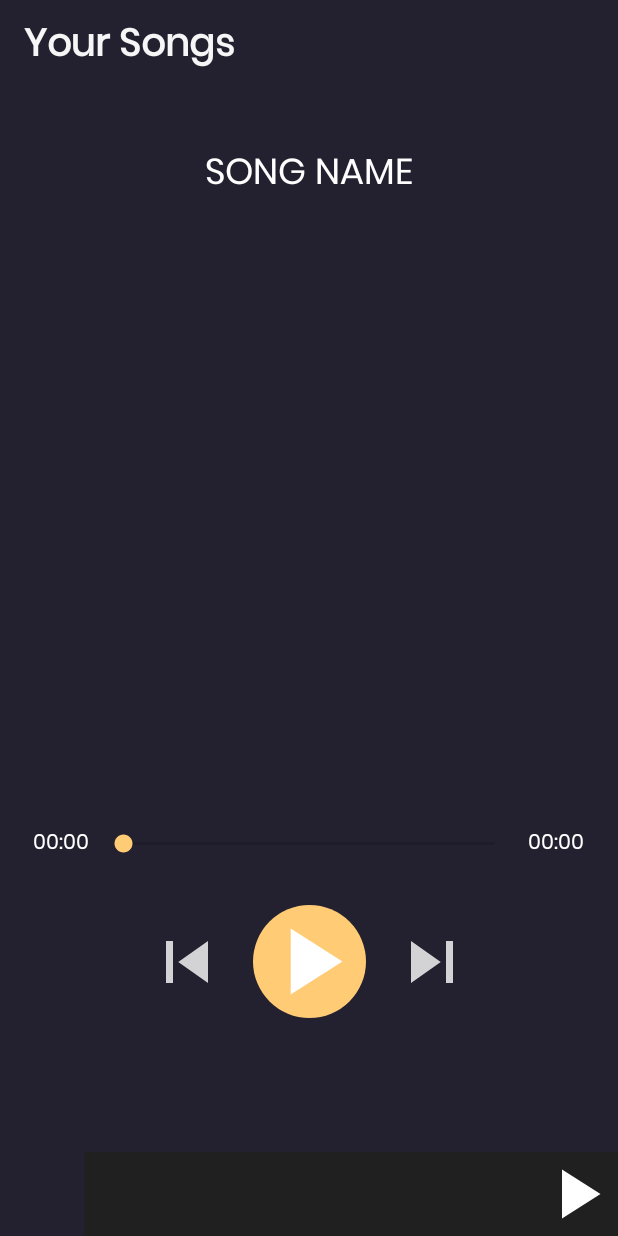
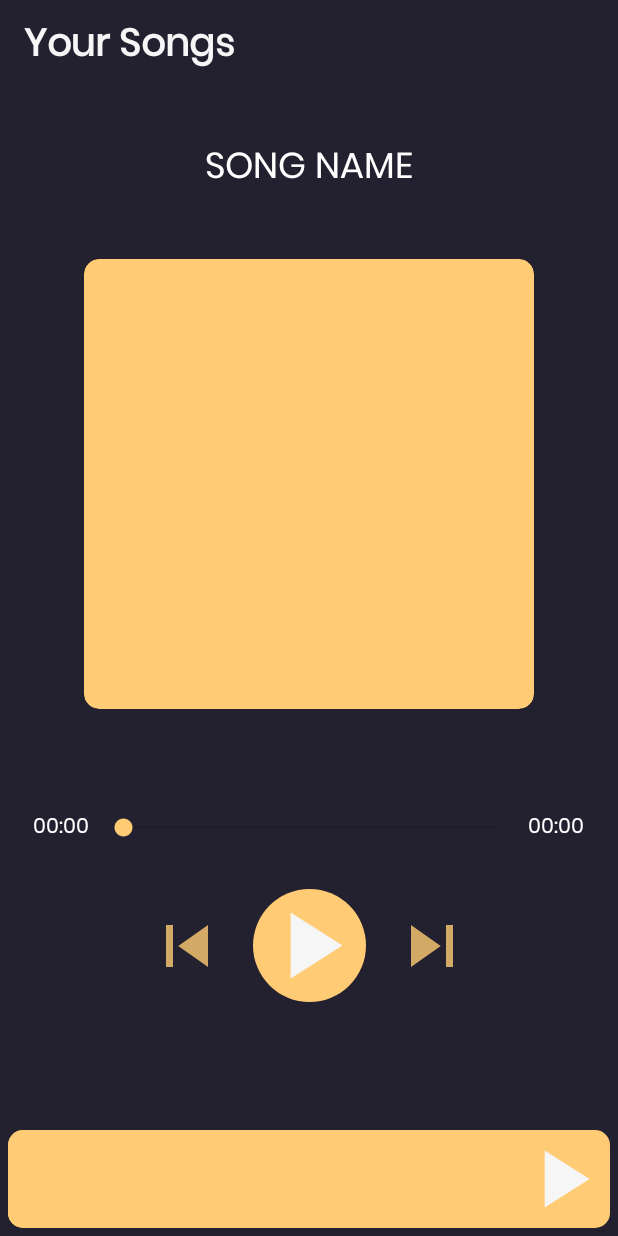
Before and after one commit to SiddyDevelops/Spotify-Kotlin, an Android app: the SongFragment screen opened through its navigation route, on a phone screen of 412 x 824 dp. Run offline under Robolectric (Android 15) with nearby library versions, the phone set to English and light mode, and no system bars; our stand-ins replace Dagger/Hilt's generated code; libraries missing offline, so code that uses them is left out: androidx.hilt.lifecycle; network calls fail; 1 statement that could not run was skipped.

Commit message:
Added StyleBarless

```diff
--- a/app/src/main/java/com/siddydevelops/spotifykotlin/ui/MainActivity.kt
+++ b/app/src/main/java/com/siddydevelops/spotifykotlin/ui/MainActivity.kt
@@ -39,6 +39,7 @@ class MainActivity : AppCompatActivity() {
         super.onCreate(savedInstanceState)
         setContentView(R.layout.activity_main)
 
+        ivCurSongImage.clipToOutline = true
         vpSong.adapter = swipeSongAdapter
         subscribeToObservers()
 
--- a/app/src/main/res/drawable-anydpi/ic_skip.xml
+++ b/app/src/main/res/drawable-anydpi/ic_skip.xml
@@ -3,9 +3,9 @@
     android:height="24dp"
     android:viewportWidth="24"
     android:viewportHeight="24"
-    android:tint="#FFFFFF"
+    android:tint="@color/yellowish"
     android:alpha="0.8">
   <path
-      android:fillColor="@android:color/white"
+      android:fillColor="@color/yellowish"
       android:pathData="M6,18l8.5,-6L6,6v12zM16,6v12h2V6h-2z"/>
 </vector>
--- a/app/src/main/res/drawable-anydpi/ic_skip_previous.xml
+++ b/app/src/main/res/drawable-anydpi/ic_skip_previous.xml
@@ -3,9 +3,9 @@
     android:height="24dp"
     android:viewportWidth="24"
     android:viewportHeight="24"
-    android:tint="#FFFFFF"
+    android:tint="@color/yellowish"
     android:alpha="0.8">
   <path
-      android:fillColor="@android:color/white"
+      android:fillColor="@color/yellowish"
       android:pathData="M6,6h2v12L6,18zM9.5,12l8.5,6L18,6z"/>
 </vector>
--- a/app/src/main/res/drawable/ic_play.xml
+++ b/app/src/main/res/drawable/ic_play.xml
@@ -1,5 +1,10 @@
-<vector android:height="24dp" android:tint="#FFFFFF"
-    android:viewportHeight="24" android:viewportWidth="24"
-    android:width="24dp" xmlns:android="http://schemas.android.com/apk/res/android">
-    <path android:fillColor="@android:color/white" android:pathData="M8,5v14l11,-7z"/>
+<vector xmlns:android="http://schemas.android.com/apk/res/android"
+    android:width="24dp"
+    android:height="24dp"
+    android:tint="@color/whitish_shade"
+    android:viewportWidth="24"
+    android:viewportHeight="24">
+    <path
+        android:fillColor="@color/whitish_shade"
+        android:pathData="M8,5v14l11,-7z" />
 </vector>
--- a/app/src/main/res/drawable/image_round_corners.xml
+++ b/app/src/main/res/drawable/image_round_corners.xml
@@ -2,4 +2,5 @@
 <shape xmlns:android="http://schemas.android.com/apk/res/android"
     android:shape="rectangle">
     <corners android:radius="10dp" />
+    <solid android:color="@color/yellowish"/>
 </shape>
--- a/app/src/main/res/layout/activity_main.xml
+++ b/app/src/main/res/layout/activity_main.xml
@@ -26,7 +26,7 @@
         android:id="@+id/flFragmentContainer"
         android:layout_width="match_parent"
         android:layout_height="0dp"
-        app:layout_constraintBottom_toTopOf="@+id/vpSong"
+        app:layout_constraintBottom_toTopOf="@+id/constraintLayout"
         app:layout_constraintEnd_toEndOf="parent"
         app:layout_constraintHorizontal_bias="0.5"
         app:layout_constraintStart_toStartOf="parent"
@@ -42,10 +42,22 @@
 
     </FrameLayout>
 
+    <androidx.constraintlayout.widget.ConstraintLayout
+        android:id="@+id/constraintLayout"
+        android:layout_width="match_parent"
+        android:layout_height="wrap_content"
+        android:layout_margin="5dp"
+        android:background="@drawable/image_round_corners"
+        app:layout_constraintBottom_toBottomOf="parent"
+        app:layout_constraintEnd_toEndOf="parent"
+        app:layout_constraintStart_toStartOf="parent">
+
         <ImageView
             android:id="@+id/ivCurSongImage"
-        android:layout_width="56dp"
-        android:layout_height="56dp"
+            android:layout_width="65dp"
+            android:layout_height="65dp"
+            android:background="@drawable/image_round_corners"
+            android:clipToOutline="true"
             android:scaleType="centerCrop"
             app:layout_constraintBottom_toBottomOf="parent"
             app:layout_constraintStart_toStartOf="parent" />
@@ -53,19 +65,20 @@
         <androidx.viewpager2.widget.ViewPager2
             android:id="@+id/vpSong"
             android:layout_width="0dp"
-        android:layout_height="56dp"
-        android:background="@color/darkBackground"
+            android:layout_height="65dp"
+            android:background="@color/yellowish"
             app:layout_constraintBottom_toBottomOf="parent"
             app:layout_constraintEnd_toStartOf="@+id/ivPlayPause"
             app:layout_constraintStart_toEndOf="@+id/ivCurSongImage" />
 
         <ImageView
             android:id="@+id/ivPlayPause"
-        android:layout_width="56dp"
-        android:layout_height="56dp"
-        android:background="@color/darkBackground"
+            android:layout_width="65dp"
+            android:layout_height="65dp"
             android:src="@drawable/ic_play"
             app:layout_constraintBottom_toBottomOf="parent"
             app:layout_constraintEnd_toEndOf="parent" />
 
     </androidx.constraintlayout.widget.ConstraintLayout>
+
+</androidx.constraintlayout.widget.ConstraintLayout>
```
Lines whose indentation alone changed are shown as unchanged.
